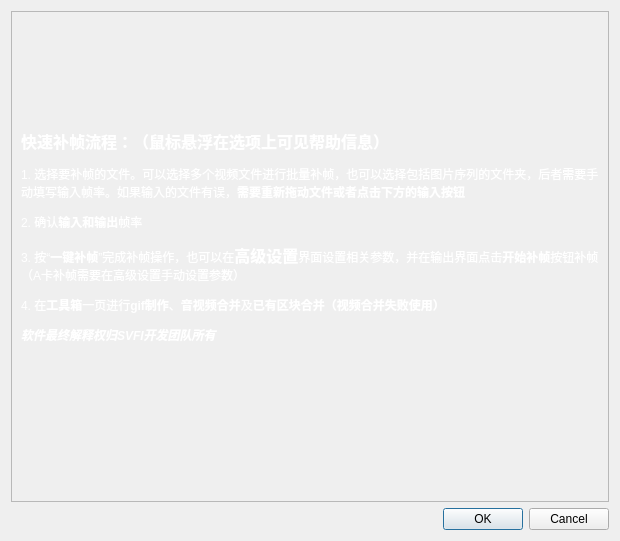
The window that Utils/SVFI_help.ui (100wman/RIFE_GUI) describes before a commit, drawn with Qt 5.
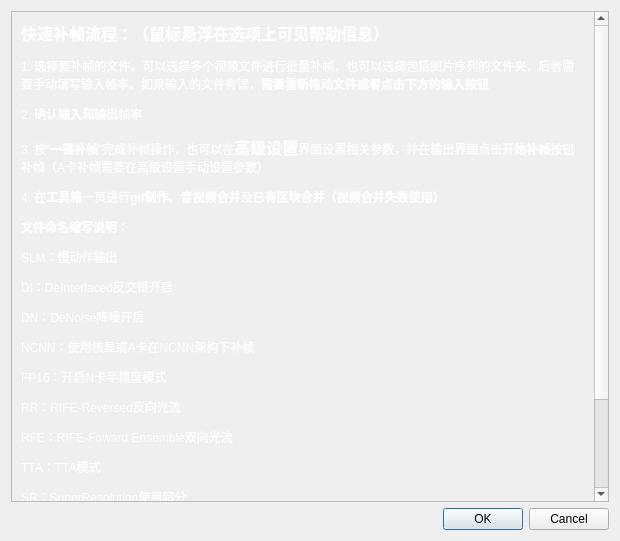
The same window after the commit.

Commit message: SVFI 3.4.0.alpha structural commit 1. 修复边超分边补帧无效的问题 2. 优化文件名输出 3. 优化双向光流 4. 优化内存管理 5. 添加TTA模式 开发者须知： 1. 参数组织结构性变动（参数独立成类，不用之前的字典） 2. PyQt界面开发手册确定（RIFE GUI BACKEND的构造函数注释）

Diff of the .ui file:
```diff
--- a/Utils/SVFI_help.ui
+++ b/Utils/SVFI_help.ui
@@ -30,8 +30,8 @@
                             <rect>
                                 <x>0</x>
                                 <y>0</y>
-                                <width>600</width>
-                                <height>492</height>
+        <width>583</width>
+        <height>524</height>
                             </rect>
                         </property>
                         <layout class="QVBoxLayout" name="verticalLayout_3">
@@ -44,31 +44,7 @@
                                         </sizepolicy>
                                     </property>
                                     <property name="text">
-                                        <string>&lt;html&gt;&lt;head/&gt;&lt;body&gt;&lt;p&gt;&lt;span style=&quot;
-                                            font-size:12pt; font-weight:600; color:#ffffff;&quot;&gt;快速补帧流程：（鼠标悬浮在选项上可见帮助信息）&lt;/span&gt;&lt;/p&gt;&lt;p&gt;&lt;span
-                                            style=&quot; color:#ffffff;&quot;&gt;1.
-                                            选择要补帧的文件。可以选择多个视频文件进行批量补帧，也可以选择包括图片序列的文件夹，后者需要手动填写输入帧率。如果输入的文件有误，&lt;/span&gt;&lt;span
-                                            style=&quot; font-weight:600; color:#ffffff;&quot;&gt;需要重新拖动文件或者点击下方的输入按钮&lt;/span&gt;&lt;/p&gt;&lt;p&gt;&lt;span
-                                            style=&quot; color:#ffffff;&quot;&gt;2. 确认&lt;/span&gt;&lt;span style=&quot;
-                                            font-weight:600; color:#ffffff;&quot;&gt;输入和输出&lt;/span&gt;&lt;span style=&quot;
-                                            color:#ffffff;&quot;&gt;帧率&lt;/span&gt;&lt;/p&gt;&lt;p&gt;&lt;span style=&quot;
-                                            color:#ffffff;&quot;&gt;3. 按“&lt;/span&gt;&lt;span style=&quot;
-                                            font-weight:600; color:#ffffff;&quot;&gt;一键补帧&lt;/span&gt;&lt;span style=&quot;
-                                            color:#ffffff;&quot;&gt;”完成补帧操作，也可以在&lt;/span&gt;&lt;span style=&quot;
-                                            font-size:12pt; font-weight:600; color:#ffffff;&quot;&gt;高级设置&lt;/span&gt;&lt;span
-                                            style=&quot; color:#ffffff;&quot;&gt;界面设置相关参数，并在输出界面点击&lt;/span&gt;&lt;span
-                                            style=&quot; font-weight:600; color:#ffffff;&quot;&gt;开始补帧&lt;/span&gt;&lt;span
-                                            style=&quot; color:#ffffff;&quot;&gt;按钮补帧（A卡补帧需要在高级设置手动设置参数）&lt;/span&gt;&lt;/p&gt;&lt;p&gt;&lt;span
-                                            style=&quot; color:#ffffff;&quot;&gt;4. 在&lt;/span&gt;&lt;span style=&quot;
-                                            font-weight:600; color:#ffffff;&quot;&gt;工具箱&lt;/span&gt;&lt;span style=&quot;
-                                            color:#ffffff;&quot;&gt;一页进行&lt;/span&gt;&lt;span style=&quot;
-                                            font-weight:600; color:#ffffff;&quot;&gt;gif制作&lt;/span&gt;&lt;span style=&quot;
-                                            color:#ffffff;&quot;&gt;、&lt;/span&gt;&lt;span style=&quot; font-weight:600;
-                                            color:#ffffff;&quot;&gt;音视频合并&lt;/span&gt;&lt;span style=&quot;
-                                            color:#ffffff;&quot;&gt;及&lt;/span&gt;&lt;span style=&quot; font-weight:600;
-                                            color:#ffffff;&quot;&gt;已有区块合并（视频合并失败使用）&lt;/span&gt;&lt;/p&gt;&lt;p&gt;&lt;span
-                                            style=&quot; font-weight:600; font-style:italic; color:#ffffff;&quot;&gt;软件最终解释权归SVFI开发团队所有&lt;/span&gt;&lt;/p&gt;&lt;p&gt;&lt;br/&gt;&lt;/p&gt;&lt;/body&gt;&lt;/html&gt;
-                                        </string>
+          <string>&lt;html&gt;&lt;head/&gt;&lt;body&gt;&lt;p&gt;&lt;span style=&quot; font-size:12pt; font-weight:600; color:#ffffff;&quot;&gt;快速补帧流程：（鼠标悬浮在选项上可见帮助信息）&lt;/span&gt;&lt;/p&gt;&lt;p&gt;&lt;span style=&quot; color:#ffffff;&quot;&gt;1. 选择要补帧的文件。可以选择多个视频文件进行批量补帧，也可以选择包括图片序列的文件夹，后者需要手动填写输入帧率。如果输入的文件有误，&lt;/span&gt;&lt;span style=&quot; font-weight:600; color:#ffffff;&quot;&gt;需要重新拖动文件或者点击下方的输入按钮&lt;/span&gt;&lt;/p&gt;&lt;p&gt;&lt;span style=&quot; color:#ffffff;&quot;&gt;2. 确认&lt;/span&gt;&lt;span style=&quot; font-weight:600; color:#ffffff;&quot;&gt;输入和输出&lt;/span&gt;&lt;span style=&quot; color:#ffffff;&quot;&gt;帧率&lt;/span&gt;&lt;/p&gt;&lt;p&gt;&lt;span style=&quot; color:#ffffff;&quot;&gt;3. 按“&lt;/span&gt;&lt;span style=&quot; font-weight:600; color:#ffffff;&quot;&gt;一键补帧&lt;/span&gt;&lt;span style=&quot; color:#ffffff;&quot;&gt;”完成补帧操作，也可以在&lt;/span&gt;&lt;span style=&quot; font-size:12pt; font-weight:600; color:#ffffff;&quot;&gt;高级设置&lt;/span&gt;&lt;span style=&quot; color:#ffffff;&quot;&gt;界面设置相关参数，并在输出界面点击&lt;/span&gt;&lt;span style=&quot; font-weight:600; color:#ffffff;&quot;&gt;开始补帧&lt;/span&gt;&lt;span style=&quot; color:#ffffff;&quot;&gt;按钮补帧（A卡补帧需要在高级设置手动设置参数）&lt;/span&gt;&lt;/p&gt;&lt;p&gt;&lt;span style=&quot; color:#ffffff;&quot;&gt;4. 在&lt;/span&gt;&lt;span style=&quot; font-weight:600; color:#ffffff;&quot;&gt;工具箱&lt;/span&gt;&lt;span style=&quot; color:#ffffff;&quot;&gt;一页进行&lt;/span&gt;&lt;span style=&quot; font-weight:600; color:#ffffff;&quot;&gt;gif制作&lt;/span&gt;&lt;span style=&quot; color:#ffffff;&quot;&gt;、&lt;/span&gt;&lt;span style=&quot; font-weight:600; color:#ffffff;&quot;&gt;音视频合并&lt;/span&gt;&lt;span style=&quot; color:#ffffff;&quot;&gt;及&lt;/span&gt;&lt;span style=&quot; font-weight:600; color:#ffffff;&quot;&gt;已有区块合并（视频合并失败使用）&lt;/span&gt;&lt;/p&gt;&lt;p&gt;&lt;span style=&quot; font-weight:600; color:#ffffff;&quot;&gt;文件命名缩写说明：&lt;/span&gt;&lt;/p&gt;&lt;p&gt;&lt;span style=&quot; color:#ffffff;&quot;&gt;SLM：慢动作输出&lt;/span&gt;&lt;/p&gt;&lt;p&gt;&lt;span style=&quot; color:#ffffff;&quot;&gt;DI：DeInterlaced反交错开启&lt;/span&gt;&lt;/p&gt;&lt;p&gt;&lt;span style=&quot; color:#ffffff;&quot;&gt;DN：DeNoise降噪开启&lt;/span&gt;&lt;/p&gt;&lt;p&gt;&lt;span style=&quot; color:#ffffff;&quot;&gt;NCNN：使用核显或A卡在NCNN架构下补帧&lt;/span&gt;&lt;/p&gt;&lt;p&gt;&lt;span style=&quot; color:#ffffff;&quot;&gt;FP16：开启N卡半精度模式&lt;/span&gt;&lt;/p&gt;&lt;p&gt;&lt;span style=&quot; color:#ffffff;&quot;&gt;RR：RIFE-Reversed反向光流&lt;/span&gt;&lt;/p&gt;&lt;p&gt;&lt;span style=&quot; color:#ffffff;&quot;&gt;RFE：RIFE-Foward Ensemble双向光流&lt;/span&gt;&lt;/p&gt;&lt;p&gt;&lt;span style=&quot; color:#ffffff;&quot;&gt;TTA：TTA模式&lt;/span&gt;&lt;/p&gt;&lt;p&gt;&lt;span style=&quot; color:#ffffff;&quot;&gt;SR：SuperResolution使用超分&lt;/span&gt;&lt;/p&gt;&lt;p&gt;&lt;span style=&quot; color:#ffffff;&quot;&gt;RD：Remove Duplicates去除重复帧模式&lt;/span&gt;&lt;/p&gt;&lt;p&gt;&lt;span style=&quot; font-weight:600; font-style:italic; color:#ffffff;&quot;&gt;软件最终解释权归SVFI开发团队所有&lt;/span&gt;&lt;/p&gt;&lt;p&gt;&lt;span style=&quot; color:#ffffff;&quot;&gt;&lt;br/&gt;&lt;/span&gt;&lt;/p&gt;&lt;/body&gt;&lt;/html&gt;</string>
                                     </property>
                                     <property name="scaledContents">
                                         <bool>true</bool>
```
Lines whose indentation alone changed are shown as unchanged. The commit also changes 16 other files.
